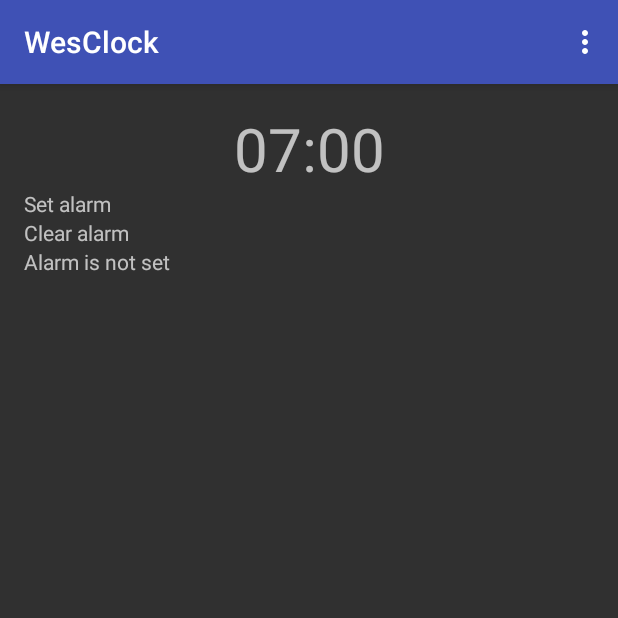
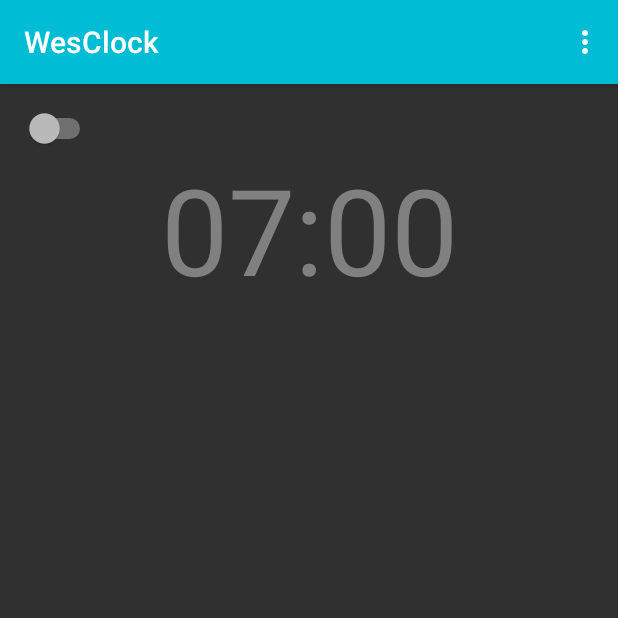
Before and after one commit to tahnok/ALRM, an Android app: the screen it shows after launch (SetAlarmActivity), on a phone screen of 412 x 824 dp, the top half of it. Run offline under Robolectric (Android 15) with nearby library versions, the phone set to English and light mode, and no system bars; our stand-ins replace ButterKnife.

Commit message:
make pretty

```diff
--- a/app/src/main/java/me/tahnok/wesclock/SetAlarmActivity.java
+++ b/app/src/main/java/me/tahnok/wesclock/SetAlarmActivity.java
@@ -9,18 +9,27 @@ import android.os.Bundle;
 import android.util.Pair;
 import android.view.Menu;
 import android.view.MenuItem;
+import android.widget.CompoundButton;
+import android.widget.Switch;
 import android.widget.TextView;
 import android.widget.TimePicker;
 import android.widget.Toast;
 
+import butterknife.BindColor;
 import butterknife.BindView;
 import butterknife.ButterKnife;
 import butterknife.OnClick;
 
-public class SetAlarmActivity extends Activity implements TimePickerDialog.OnTimeSetListener, Network.Delegate {
+public class SetAlarmActivity extends Activity implements
+    TimePickerDialog.OnTimeSetListener,
+    Network.Delegate,
+    CompoundButton.OnCheckedChangeListener {
 
     @BindView(R.id.current_time) TextView currentTimeView;
-    @BindView(R.id.alarm_status) TextView alarmStatusView;
+    @BindView(R.id.alarm_switch) Switch alarmSwitch;
+
+    @BindColor(R.color.alarm_enabled) int enabledColour;
+    @BindColor(R.color.alarm_disabled) int disabledColour;
 
     private Alarm alarm;
 
@@ -30,13 +39,15 @@ public class SetAlarmActivity extends Activity implements TimePickerDialog.OnTim
         setContentView(R.layout.activity_set_alarm);
 
         ButterKnife.bind(this);
+
+        alarmSwitch.setOnCheckedChangeListener(this);
+
         alarm = Settings.getInstance(this).getTime();
         render();
     }
 
     @Override
     public boolean onCreateOptionsMenu(Menu menu) {
-        // Inflate the menu; this adds items to the action bar if it is present.
         getMenuInflater().inflate(R.menu.menu_set_alarm, menu);
         return true;
     }
@@ -63,9 +74,10 @@ public class SetAlarmActivity extends Activity implements TimePickerDialog.OnTim
     protected void render() {
         currentTimeView.setText(alarm.toString());
         if (AlarmService.isAlarmPending(getApplicationContext())) {
-            alarmStatusView.setText(R.string.alarm_set);
+            currentTimeView.setTextColor(enabledColour);
+            currentTimeView.setEnabled(true);
         } else {
-            alarmStatusView.setText(R.string.alarm_not_set);
+            currentTimeView.setTextColor(disabledColour);
         }
     }
 
@@ -74,15 +86,14 @@ public class SetAlarmActivity extends Activity implements TimePickerDialog.OnTim
         new TimePickerDialog(this, this, alarm.getHour(), alarm.getMinute(), true).show();
     }
 
-    @OnClick(R.id.set_alarm)
-    protected void setAlarm() {
-        AlarmService.scheduleAlarm(this, alarm);
-        render();
-    }
 
-    @OnClick(R.id.clear_alarm)
-    protected void clearAlarm() {
-        AlarmService.clearPendingAlarm(getApplicationContext());
+    @Override
+    public void onCheckedChanged(CompoundButton buttonView, boolean isChecked) {
+        if (isChecked) {
+            AlarmService.scheduleAlarm(getApplicationContext(), alarm);
+        } else {
+            AlarmService.clearPendingAlarm(getApplicationContext());
+        }
         render();
     }
 
--- a/app/src/main/res/layout/activity_set_alarm.xml
+++ b/app/src/main/res/layout/activity_set_alarm.xml
@@ -9,30 +9,19 @@
     android:paddingLeft="@dimen/activity_horizontal_margin"
     android:paddingRight="@dimen/activity_horizontal_margin"
     android:paddingTop="@dimen/activity_vertical_margin"
-    android:orientation="vertical"
-    >
+    android:orientation="vertical" >
 
+    <Switch
+        android:id="@+id/alarm_switch"
+        android:layout_width="wrap_content"
+        android:layout_height="wrap_content"/>
     <TextView
         android:id="@+id/current_time"
         android:layout_gravity="center"
         android:layout_width="match_parent"
         android:layout_height="wrap_content"
         android:gravity="center"
-        android:textSize="40sp"
+        android:textSize="80sp"
         tools:text="09:12"
         />
-    <TextView
-        android:id="@+id/set_alarm"
-        android:text="@string/set_alarm"
-        android:layout_width="match_parent"
-        android:layout_height="wrap_content"/>
-    <TextView
-        android:id="@+id/clear_alarm"
-        android:text="@string/clear_alarm"
-        android:layout_width="match_parent"
-        android:layout_height="wrap_content"/>
-    <TextView
-        android:id="@+id/alarm_status"
-        android:layout_width="wrap_content"
-        android:layout_height="wrap_content"/>
 </LinearLayout>
--- a/app/src/main/res/values/colors.xml
+++ b/app/src/main/res/values/colors.xml
@@ -1,6 +1,8 @@
 <?xml version="1.0" encoding="utf-8"?>
 <resources>
-    <color name="colorPrimary">#3F51B5</color>
-    <color name="colorPrimaryDark">#303F9F</color>
-    <color name="colorAccent">#FF4081</color>
+    <color name="colorPrimary">#00BCD4</color>
+    <color name="colorPrimaryDark">#0097A7</color>
+    <color name="colorAccent">#FF5722</color>
+    <color name="alarm_enabled">@android:color/secondary_text_dark</color>
+    <color name="alarm_disabled">@android:color/tertiary_text_dark</color>
 </resources>
```
